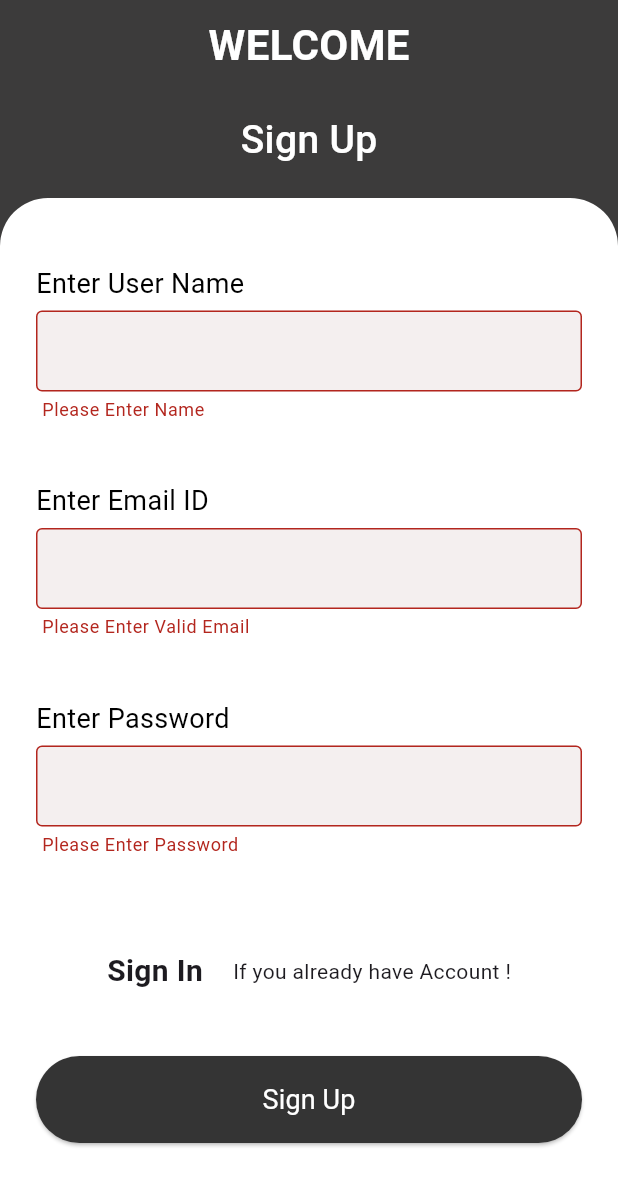
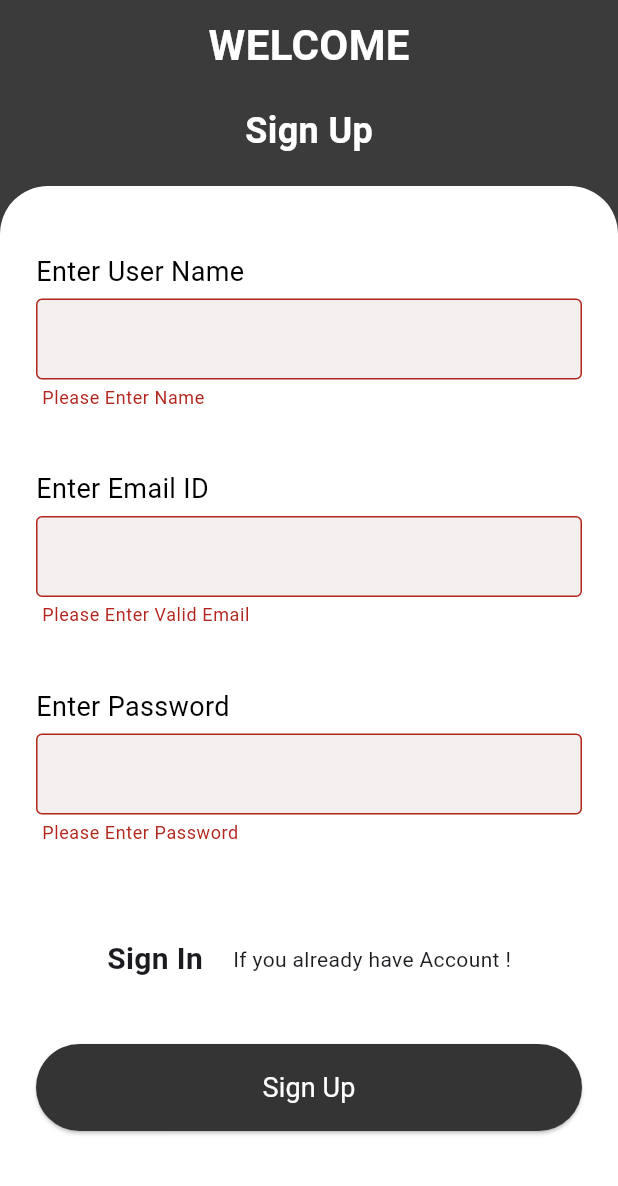
Before and after one commit to Rahul-Sharma-Github/Bike-Service-App, a Flutter app: the screen it shows after launch, after a tap on "Sign Up", on a phone screen of 412 x 824 dp. Shown: the top 1186 px of the screen. Run offline on Flutter 3.47's test engine with Material 3 defaults, Android fonts, the phone set to English and light mode, and no system bars; our stand-ins replace cloud_firestore, device_preview, firebase_auth, firebase_core, get; accounts and stored records are empty.

Commit message:
changes in welcomeHeadingSubtitleText for SignUpPage

```diff
--- a/lib/app/core/constants/theme/textstyles/textstyle.dart
+++ b/lib/app/core/constants/theme/textstyles/textstyle.dart
@@ -10,8 +10,8 @@ class AppTextStyleTheme {
 
   static const TextStyle welcomeHeadingSubtitleText = TextStyle(
     color: Color(0xffFFFFFF),
-    fontSize: 26,
-    fontWeight: FontWeight.w500,
+    fontSize: 24,
+    fontWeight: FontWeight.w600,
   );
 
   static const TextStyle welcomeHeadingSubtitleDescriptionText = TextStyle(
--- a/lib/app/features/authentication/presentation/widgets/header_widget.dart
+++ b/lib/app/features/authentication/presentation/widgets/header_widget.dart
@@ -30,7 +30,7 @@ class HeaderWidget extends StatelessWidget {
             ],
           ),
           const SizedBox(
-            height: 25,
+            height: 20,
           ),
           Row(
             mainAxisAlignment: MainAxisAlignment.center,
```
